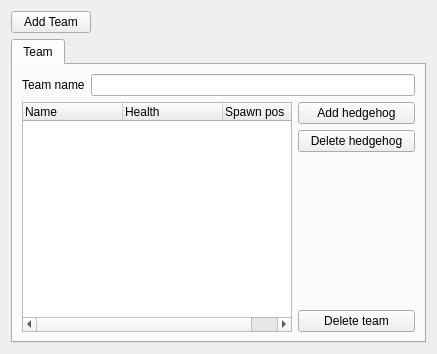
burp/hedgewars, file tools/MissionsEditor/teamedit.ui: the form before one commit.
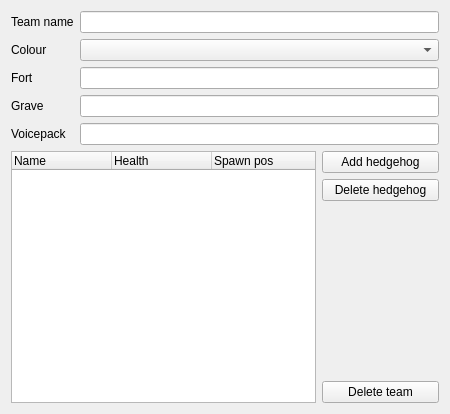
The form after the commit.

Commit message: Add loading team parameters

The edit to the form file:
```diff
--- a/tools/MissionsEditor/teamedit.ui
+++ b/tools/MissionsEditor/teamedit.ui
@@ -6,56 +6,66 @@
    <rect>
     <x>0</x>
     <y>0</y>
-    <width>437</width>
-    <height>354</height>
+    <width>450</width>
+    <height>414</height>
    </rect>
   </property>
   <property name="windowTitle">
    <string>Form</string>
   </property>
-  <layout class="QGridLayout" name="gridLayout">
-   <item row="0" column="0">
-    <widget class="QPushButton" name="pbAddTeam">
-     <property name="text">
-      <string>Add Team</string>
-     </property>
-    </widget>
-   </item>
-   <item row="0" column="1">
-    <spacer name="horizontalSpacer">
-     <property name="orientation">
-      <enum>Qt::Horizontal</enum>
-     </property>
-     <property name="sizeHint" stdset="0">
-      <size>
-       <width>331</width>
-       <height>20</height>
-      </size>
-     </property>
-    </spacer>
-   </item>
-   <item row="1" column="0" colspan="2">
-    <widget class="QTabWidget" name="tabWidget">
-     <property name="currentIndex">
-      <number>0</number>
-     </property>
-     <widget class="QWidget" name="tab">
-      <attribute name="title">
-       <string>Team</string>
-      </attribute>
       <layout class="QGridLayout" name="gridLayout_2">
        <item row="0" column="0" colspan="2">
-        <layout class="QHBoxLayout" name="horizontalLayout">
-         <item>
+    <layout class="QGridLayout" name="gridLayout">
+     <item row="0" column="0">
           <widget class="QLabel" name="label">
            <property name="text">
             <string>Team name</string>
            </property>
           </widget>
          </item>
-         <item>
+     <item row="0" column="1">
           <widget class="QLineEdit" name="leTeamName"/>
          </item>
+     <item row="1" column="1">
+      <widget class="QComboBox" name="cbColor"/>
+     </item>
+     <item row="1" column="0">
+      <widget class="QLabel" name="label_2">
+       <property name="text">
+        <string>Colour</string>
+       </property>
+      </widget>
+     </item>
+     <item row="2" column="0">
+      <widget class="QLabel" name="label_3">
+       <property name="text">
+        <string>Fort</string>
+       </property>
+      </widget>
+     </item>
+     <item row="3" column="0">
+      <widget class="QLabel" name="label_4">
+       <property name="text">
+        <string>Grave</string>
+       </property>
+      </widget>
+     </item>
+     <item row="2" column="1">
+      <widget class="QLineEdit" name="leFort"/>
+     </item>
+     <item row="3" column="1">
+      <widget class="QLineEdit" name="leGrave"/>
+     </item>
+     <item row="4" column="0">
+      <widget class="QLabel" name="label_5">
+       <property name="text">
+        <string>Voicepack</string>
+       </property>
+      </widget>
+     </item>
+     <item row="4" column="1">
+      <widget class="QLineEdit" name="leVoicepack"/>
+     </item>
         </layout>
        </item>
        <item row="1" column="0" rowspan="4">
@@ -99,7 +109,7 @@
          <property name="sizeHint" stdset="0">
           <size>
            <width>117</width>
-           <height>102</height>
+       <height>125</height>
           </size>
          </property>
         </spacer>
@@ -109,10 +119,6 @@
          <property name="text">
           <string>Delete team</string>
          </property>
-        </widget>
-       </item>
-      </layout>
-     </widget>
     </widget>
    </item>
   </layout>
```
Lines whose indentation alone changed are shown as unchanged. The commit also changes 4 other files.
